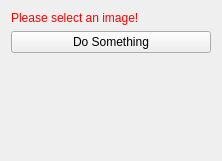
The window that src/internal/VolumeMeshViewControls.ui (araex/mitk-gem) describes before a commit, drawn with Qt 5.
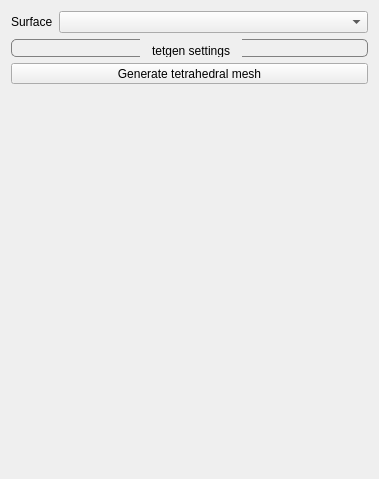
The same window after the commit. Custom widgets are drawn as their Qt base class.

```diff
--- a/src/internal/VolumeMeshViewControls.ui
+++ b/src/internal/VolumeMeshViewControls.ui
@@ -6,8 +6,8 @@
    <rect>
     <x>0</x>
     <y>0</y>
-    <width>222</width>
-    <height>161</height>
+    <width>379</width>
+    <height>479</height>
    </rect>
   </property>
   <property name="minimumSize">
@@ -19,24 +19,118 @@
   <property name="windowTitle">
    <string>QmitkTemplate</string>
   </property>
+  <property name="styleSheet">
+   <string notr="true">QPushButton {
+	margin:  0px;
+	padding: 10px;
+}
+
+QGroupBox {
+	border-width: 1px; 
+	border-style: solid; 
+	border-color: grey;
+	border-radius: 5px;
+	margin-top: 1.7ex;
+}
+
+
+QGroupBox::title {
+	subcontrol-origin: margin;
+	subcontrol-position: top center;
+	padding: 5px 10px;
+}
+
+QScrollArea{
+	border: 0;
+	margin:0;
+	padding:0;
+}
+
+[mandatoryField=true]{
+	background-color: rgb(255, 150, 150);
+}
+
+[warningField=true]{
+	background-color: rgb(255, 204, 0);
+}
+
+[errorField=true]{
+	background-color: rgb(255, 150, 150);
+}</string>
+  </property>
   <layout class="QVBoxLayout" name="verticalLayout">
    <item>
-    <widget class="QLabel" name="labelWarning">
-     <property name="styleSheet">
-      <string notr="true">QLabel { color: rgb(255, 0, 0) }</string>
-     </property>
-     <property name="text">
-      <string>Please select an image!</string>
-     </property>
-    </widget>
-   </item>
-   <item>
-    <widget class="QPushButton" name="buttonPerformImageProcessing">
+    <widget class="QWidget" name="meshSelector" native="true">
      <property name="toolTip">
-      <string>Do image processing</string>
+      <string>&lt;html&gt;&lt;head/&gt;&lt;body&gt;&lt;p&gt;Select the image to be segmented&lt;/p&gt;&lt;/body&gt;&lt;/html&gt;</string>
+     </property>
+     <layout class="QHBoxLayout" name="horizontalLayout_8" stretch="0,0">
+      <property name="margin">
+       <number>0</number>
+      </property>
+      <item>
+       <widget class="QLabel" name="label_7">
+        <property name="sizePolicy">
+         <sizepolicy hsizetype="Maximum" vsizetype="Preferred">
+          <horstretch>0</horstretch>
+          <verstretch>0</verstretch>
+         </sizepolicy>
+        </property>
+        <property name="text">
+         <string>Surface</string>
+        </property>
+       </widget>
+      </item>
+      <item>
+       <widget class="QmitkDataStorageComboBox" name="surfaceComboBox">
+        <property name="sizePolicy">
+         <sizepolicy hsizetype="Minimum" vsizetype="Fixed">
+          <horstretch>0</horstretch>
+          <verstretch>0</verstretch>
+         </sizepolicy>
+        </property>
+       </widget>
+      </item>
+     </layout>
+    </widget>
+   </item>
+   <item>
+    <widget class="QGroupBox" name="settingsGroup">
+     <property name="minimumSize">
+      <size>
+       <width>0</width>
+       <height>0</height>
+      </size>
+     </property>
+     <property name="title">
+      <string>tetgen settings</string>
+     </property>
+     <layout class="QVBoxLayout" name="verticalLayout_3">
+      <property name="leftMargin">
+       <number>6</number>
+      </property>
+      <property name="topMargin">
+       <number>10</number>
+      </property>
+      <property name="rightMargin">
+       <number>6</number>
+      </property>
+      <property name="bottomMargin">
+       <number>6</number>
+      </property>
+     </layout>
+    </widget>
+   </item>
+   <item>
+    <widget class="QToolButton" name="generateButton">
+     <property name="sizePolicy">
+      <sizepolicy hsizetype="MinimumExpanding" vsizetype="Fixed">
+       <horstretch>0</horstretch>
+       <verstretch>0</verstretch>
+      </sizepolicy>
      </property>
      <property name="text">
-      <string>Do Something</string>
+      <string>Generate tetrahedral mesh</string>
      </property>
     </widget>
    </item>
@@ -59,6 +153,13 @@
   </layout>
  </widget>
  <layoutdefault spacing="6" margin="11"/>
+ <customwidgets>
+  <customwidget>
+   <class>QmitkDataStorageComboBox</class>
+   <extends>QComboBox</extends>
+   <header location="global">QmitkDataStorageComboBox.h</header>
+  </customwidget>
+ </customwidgets>
  <resources/>
  <connections/>
 </ui>
```
